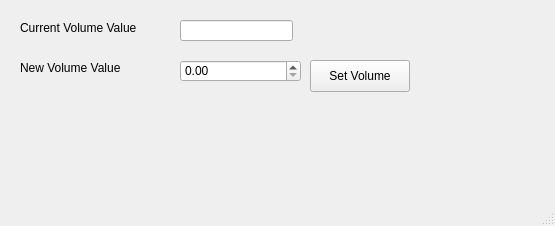
This is tester/MainWindow.ui in NetResultsIT/nrvolc as Qt 5 draws it before an edit. The edited form follows.
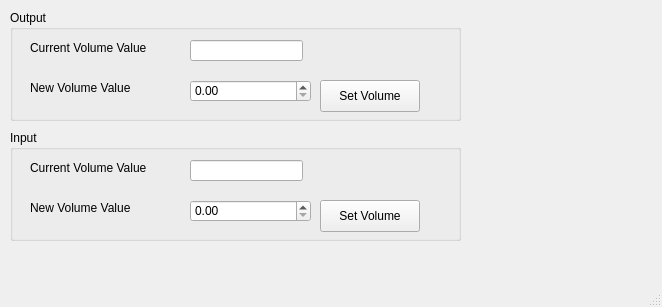
This is the edited form.

Commit message: refactored code to change both input and output volume

The edit to the form file:
```diff
--- a/tester/MainWindow.ui
+++ b/tester/MainWindow.ui
@@ -6,19 +6,31 @@
    <rect>
     <x>0</x>
     <y>0</y>
-    <width>555</width>
-    <height>226</height>
+    <width>662</width>
+    <height>307</height>
    </rect>
   </property>
   <property name="windowTitle">
    <string>MainWindow</string>
   </property>
   <widget class="QWidget" name="centralwidget">
+   <widget class="QGroupBox" name="gboxOutput">
+    <property name="geometry">
+     <rect>
+      <x>10</x>
+      <y>10</y>
+      <width>451</width>
+      <height>111</height>
+     </rect>
+    </property>
+    <property name="title">
+     <string>Output</string>
+    </property>
    <widget class="QPushButton" name="btnNewVol">
     <property name="geometry">
      <rect>
       <x>310</x>
-      <y>60</y>
+       <y>70</y>
       <width>100</width>
       <height>32</height>
      </rect>
@@ -27,24 +39,21 @@
      <string>Set Volume</string>
     </property>
    </widget>
-   <widget class="QLabel" name="label">
+    <widget class="QDoubleSpinBox" name="spinNewVol">
     <property name="geometry">
      <rect>
-      <x>20</x>
-      <y>20</y>
-      <width>141</width>
-      <height>16</height>
-     </rect>
-    </property>
-    <property name="text">
-     <string>Current Volume Value</string>
-    </property>
+       <x>180</x>
+       <y>70</y>
+       <width>121</width>
+       <height>22</height>
+      </rect>
+     </property>
    </widget>
    <widget class="QLabel" name="label_2">
     <property name="geometry">
      <rect>
       <x>20</x>
-      <y>60</y>
+       <y>70</y>
       <width>141</width>
       <height>16</height>
      </rect>
@@ -53,11 +62,24 @@
      <string>New Volume Value</string>
     </property>
    </widget>
+    <widget class="QLabel" name="label">
+     <property name="geometry">
+      <rect>
+       <x>20</x>
+       <y>30</y>
+       <width>141</width>
+       <height>16</height>
+      </rect>
+     </property>
+     <property name="text">
+      <string>Current Volume Value</string>
+     </property>
+    </widget>
    <widget class="QLineEdit" name="txtOldVol">
     <property name="geometry">
      <rect>
       <x>180</x>
-      <y>20</y>
+       <y>30</y>
       <width>113</width>
       <height>21</height>
      </rect>
@@ -66,15 +88,81 @@
      <bool>true</bool>
     </property>
    </widget>
-   <widget class="QDoubleSpinBox" name="spinNewVol">
+   </widget>
+   <widget class="QGroupBox" name="gboxInput">
+    <property name="geometry">
+     <rect>
+      <x>10</x>
+      <y>130</y>
+      <width>451</width>
+      <height>111</height>
+     </rect>
+    </property>
+    <property name="title">
+     <string>Input</string>
+    </property>
+    <widget class="QPushButton" name="btnNewVol_In">
+     <property name="geometry">
+      <rect>
+       <x>310</x>
+       <y>70</y>
+       <width>100</width>
+       <height>32</height>
+      </rect>
+     </property>
+     <property name="text">
+      <string>Set Volume</string>
+     </property>
+    </widget>
+    <widget class="QDoubleSpinBox" name="spinNewVol_In">
     <property name="geometry">
      <rect>
       <x>180</x>
-      <y>60</y>
+       <y>70</y>
       <width>121</width>
       <height>22</height>
      </rect>
     </property>
+    </widget>
+    <widget class="QLabel" name="label_3">
+     <property name="geometry">
+      <rect>
+       <x>20</x>
+       <y>70</y>
+       <width>141</width>
+       <height>16</height>
+      </rect>
+     </property>
+     <property name="text">
+      <string>New Volume Value</string>
+     </property>
+    </widget>
+    <widget class="QLabel" name="label_4">
+     <property name="geometry">
+      <rect>
+       <x>20</x>
+       <y>30</y>
+       <width>141</width>
+       <height>16</height>
+      </rect>
+     </property>
+     <property name="text">
+      <string>Current Volume Value</string>
+     </property>
+    </widget>
+    <widget class="QLineEdit" name="txtOldVol_In">
+     <property name="geometry">
+      <rect>
+       <x>180</x>
+       <y>30</y>
+       <width>113</width>
+       <height>21</height>
+      </rect>
+     </property>
+     <property name="readOnly">
+      <bool>true</bool>
+     </property>
+    </widget>
    </widget>
   </widget>
   <widget class="QMenuBar" name="menubar">
```
Left out of the diff: 2 changed lines with no effect on the pictures. Lines whose indentation alone changed are shown as unchanged. The commit also changes 5 other files.
